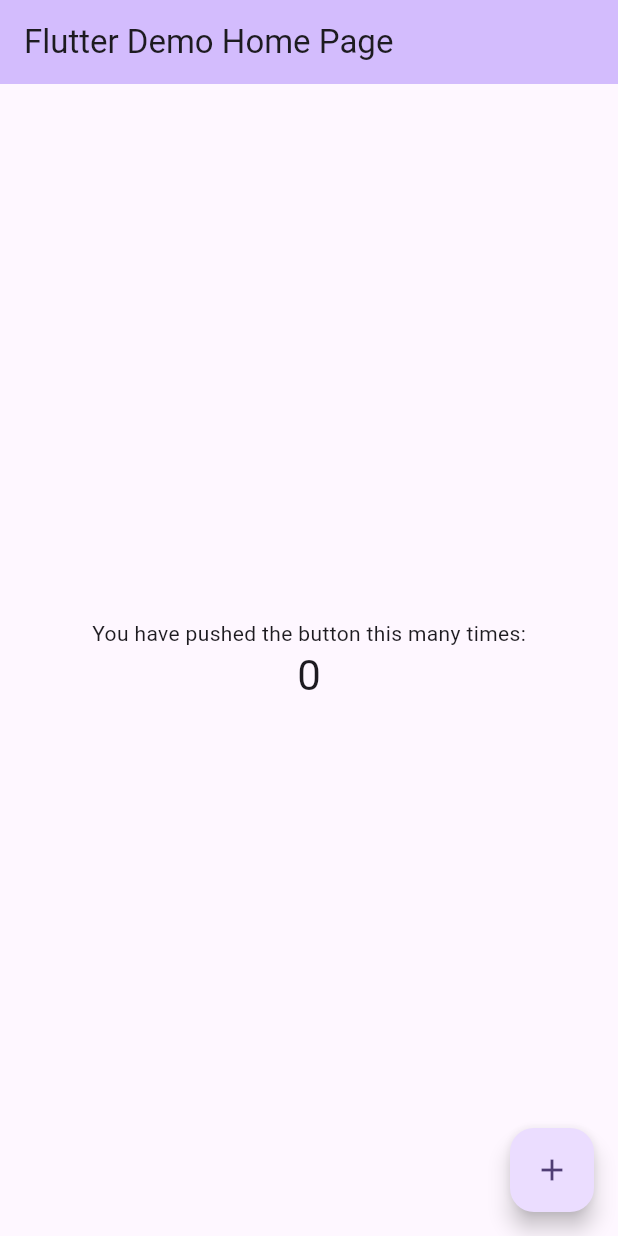
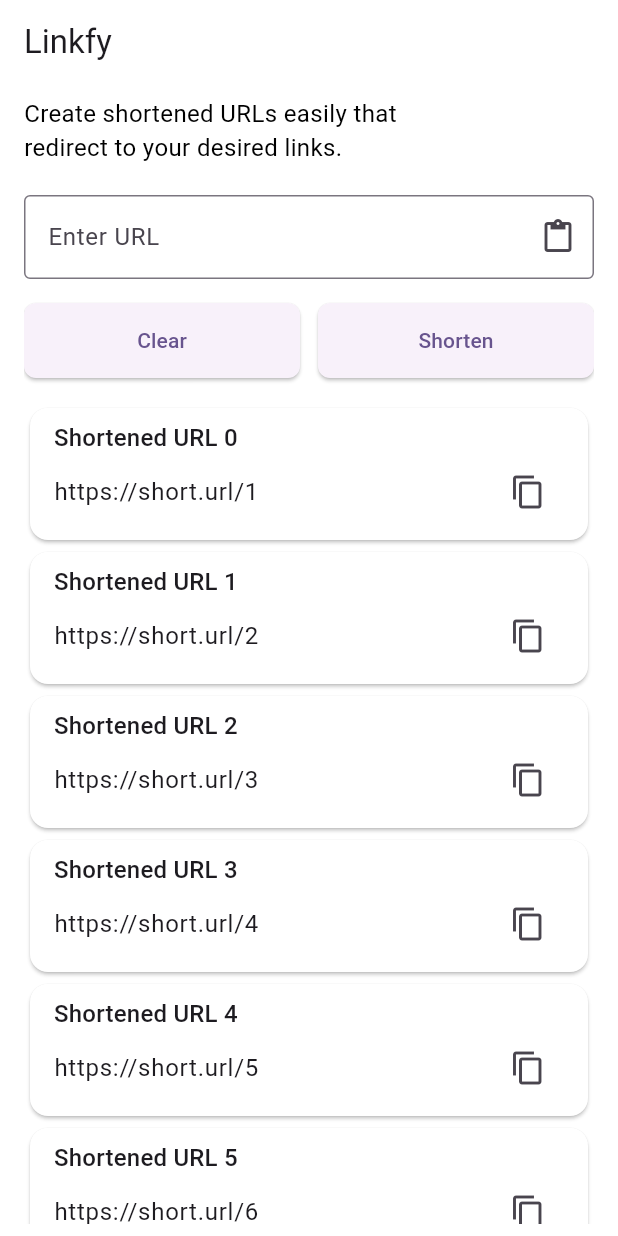
Before and after one commit to bruunofernandz/nubank-shorten-links-test, a Flutter app: the screen it shows after launch, on a phone screen of 412 x 824 dp. Run offline on Flutter 3.47's test engine with Material 3 defaults, Android fonts, the phone set to English and light mode, and no system bars; our stand-ins replace dio, get, shared_preferences.

Commit message:
feat: initiated layers builds data domain and presentation

```diff
--- a/analysis_options.yaml
+++ b/analysis_options.yaml
@@ -22,7 +22,7 @@ linter:
   # producing the lint.
   rules:
     # avoid_print: false  # Uncomment to disable the `avoid_print` rule
-    # prefer_single_quotes: true  # Uncomment to enable the `prefer_single_quotes` rule
-
+    prefer_single_quotes: true # Uncomment to enable the `prefer_single_quotes` rule
+    trailing_commas: preserve
 # Additional information about this file can be found at
 # https://dart.dev/guides/language/analysis-options
--- /dev/null
+++ b/lib/core/enums/key_strings.dart
@@ -0,0 +1,7 @@
+enum KeyStrings {
+  urlShortener('URL Shortener');
+
+  final String value;
+
+  const KeyStrings(this.value);
+}
--- /dev/null
+++ b/lib/core/network/http_client_impl.dart
@@ -0,0 +1,22 @@
+import 'package:dio/dio.dart';
+import 'package:nubank_shorten_links/core/network/http_client_interface.dart';
+
+class DioHttpClient implements IHttpClient {
+  final Dio _dio;
+
+  DioHttpClient(this._dio);
+  @override
+  Future<Response<dynamic>> get(String url) async {
+    final response = await _dio.get(url);
+    return response.data;
+  }
+
+  @override
+  Future<Response<dynamic>> post({
+    required String url,
+    required Map<String, dynamic> body,
+  }) async {
+    final response = await _dio.post(url, data: body);
+    return response;
+  }
+}
--- /dev/null
+++ b/lib/core/network/http_client_interface.dart
@@ -0,0 +1,9 @@
+import 'package:dio/dio.dart';
+
+abstract class IHttpClient {
+  Future<Response<dynamic>> get(String url);
+  Future<Response<dynamic>> post({
+    required String url,
+    required Map<String, dynamic> body,
+  });
+}
--- /dev/null
+++ b/lib/features/url_shortener/data/datasources/local/url_shortener_local_datasource_interface.dart
@@ -0,0 +1,6 @@
+import 'package:nubank_shorten_links/features/url_shortener/data/models/short_url_model.dart';
+
+abstract class UrlShortenerLocalDatasourceInterface {
+  Future<void> setStorage(ShortUrlModel url);
+  Future<List<ShortUrlModel>> getStorage();
+}
--- /dev/null
+++ b/lib/features/url_shortener/data/datasources/remote/url_shortener_remote_datasource_impl.dart
@@ -0,0 +1,22 @@
+import 'package:nubank_shorten_links/core/network/http_client_impl.dart';
+import 'package:nubank_shorten_links/features/url_shortener/data/datasources/remote/url_shortener_remote_datasource_interface.dart';
+import 'package:nubank_shorten_links/features/url_shortener/data/models/short_url_model.dart';
+
+class UrlShortenerRemoteDatasourceImpl
+    implements IUrlShortenerRemoteDatasource {
+  final DioHttpClient httpClient;
+  final String baseUrl = 'https://url-shortener-server.onrender.com/api/alias';
+
+  UrlShortenerRemoteDatasourceImpl({required this.httpClient});
+
+  @override
+  Future<ShortUrlModel> shortenUrl(String url) async {
+    final response = await httpClient.post(body: {'url': url}, url: baseUrl);
+
+    if (response.statusCode == 201) {
+      return ShortUrlModel.fromJson(response.data);
+    }
+
+    throw Exception('Failed to shorten URL: ${response.statusMessage}');
+  }
+}
--- /dev/null
+++ b/lib/features/url_shortener/data/datasources/remote/url_shortener_remote_datasource_interface.dart
@@ -0,0 +1,5 @@
+import 'package:nubank_shorten_links/features/url_shortener/data/models/short_url_model.dart';
+
+abstract class IUrlShortenerRemoteDatasource {
+  Future<ShortUrlModel> shortenUrl(String url);
+}
--- /dev/null
+++ b/lib/features/url_shortener/presentation/url_shortener_page.dart
@@ -0,0 +1,105 @@
+import 'package:flutter/material.dart';
+import 'package:flutter/services.dart';
+import 'package:nubank_shorten_links/features/url_shortener/presentation/widgets/button_widget.dart';
+import 'package:nubank_shorten_links/features/url_shortener/presentation/widgets/url_tile_widget.dart';
+
+class MyHomePage extends StatefulWidget {
+  const MyHomePage({super.key});
+
+  @override
+  State<MyHomePage> createState() => _MyHomePageState();
+}
+
+class _MyHomePageState extends State<MyHomePage> {
+  TextEditingController _urlController = TextEditingController();
+
+  @override
+  Widget build(BuildContext context) {
+    return Scaffold(
+      backgroundColor: Colors.white,
+      appBar: AppBar(backgroundColor: Colors.white, title: Text('Linkfy')),
+      body: Center(
+        child: Container(
+          height: MediaQuery.of(context).size.height,
+          width: MediaQuery.of(context).size.width,
+          padding: const EdgeInsets.symmetric(horizontal: 16.0, vertical: 8.0),
+          child: SingleChildScrollView(
+            child: Column(
+              mainAxisAlignment: MainAxisAlignment.start,
+              crossAxisAlignment: CrossAxisAlignment.start,
+              children: <Widget>[
+                Container(
+                  width: 300,
+                  child: Text(
+                    'Create shortened URLs easily that redirect to your desired links.',
+                    style: TextStyle(fontSize: 16, color: Colors.black),
+                  ),
+                ),
+
+                SizedBox(height: 20),
+
+                TextField(
+                  controller: _urlController,
+                  decoration: InputDecoration(
+                    labelText: 'Enter URL',
+                    border: OutlineInputBorder(),
+                    suffixIcon: IconButton(
+                      icon: Icon(Icons.paste),
+                      onPressed: () async {
+                        final clipboardData = await Clipboard.getData(
+                          'text/plain',
+                        );
+                        if (clipboardData != null &&
+                            clipboardData.text != null) {
+                          _urlController.text = clipboardData.text!;
+                        }
+                      },
+                    ),
+                  ),
+                ),
+
+                Padding(
+                  padding: const EdgeInsets.symmetric(vertical: 16.0),
+                  child: Container(
+                    width: double.infinity,
+                    child: Row(
+                      spacing: 12,
+                      children: [
+                        Expanded(
+                          child: ButtonWidget(
+                            text: 'Clear',
+                            onPressed: () {
+                              _urlController.clear();
+                            },
+                          ),
+                        ),
+                        Expanded(
+                          child: ButtonWidget(
+                            text: 'Shorten',
+                            onPressed: () {},
+                          ),
+                        ),
+                      ],
+                    ),
+                  ),
+                ),
+
+                ListView.builder(
+                  itemBuilder: (context, index) {
+                    return UrlTileWidget(
+                      index: index,
+                      shorttedUrl: 'https://short.url/${index + 1}',
+                    );
+                  },
+                  itemCount: 10,
+                  shrinkWrap: true,
+                  physics: NeverScrollableScrollPhysics(),
+                ),
+              ],
+            ),
+          ),
+        ),
+      ),
+    );
+  }
+}
--- /dev/null
+++ b/lib/features/url_shortener/presentation/widgets/button_widget.dart
@@ -0,0 +1,19 @@
+import 'package:flutter/material.dart';
+
+class ButtonWidget extends StatelessWidget {
+  const ButtonWidget({super.key, required this.onPressed, required this.text});
+  final VoidCallback onPressed;
+  final String text;
+
+  @override
+  Widget build(BuildContext context) {
+    return ElevatedButton(
+      onPressed: onPressed,
+      child: Text(text),
+      style: ElevatedButton.styleFrom(
+        minimumSize: const Size(100, 50),
+        shape: RoundedRectangleBorder(borderRadius: BorderRadius.circular(8.0)),
+      ),
+    );
+  }
+}
--- /dev/null
+++ b/lib/features/url_shortener/presentation/widgets/url_tile_widget.dart
@@ -0,0 +1,51 @@
+import 'package:flutter/material.dart';
+import 'package:flutter/services.dart';
+
+class UrlTileWidget extends StatelessWidget {
+  const UrlTileWidget({
+    super.key,
+    required this.index,
+    required this.shorttedUrl,
+  });
+  final int index;
+  final String shorttedUrl;
+
+  @override
+  Widget build(BuildContext context) {
+    return Card(
+      color: Theme.of(context).colorScheme.onPrimary,
+      shape: RoundedRectangleBorder(borderRadius: BorderRadius.circular(12.0)),
+      child: Padding(
+        padding: const EdgeInsets.symmetric(horizontal: 16.0, vertical: 8.0),
+        child: Column(
+          crossAxisAlignment: CrossAxisAlignment.start,
+          children: [
+            Row(
+              children: [
+                Text(
+                  'Shortened URL $index',
+                  style: Theme.of(context).textTheme.titleMedium,
+                ),
+              ],
+            ),
+            Row(
+              mainAxisAlignment: MainAxisAlignment.spaceBetween,
+              children: [
+                Text(shorttedUrl, style: Theme.of(context).textTheme.bodyLarge),
+                IconButton(
+                  icon: const Icon(Icons.copy),
+                  onPressed: () {
+                    Clipboard.setData(ClipboardData(text: shorttedUrl));
+                    ScaffoldMessenger.of(context).showSnackBar(
+                      const SnackBar(content: Text('URL copied to clipboard')),
+                    );
+                  },
+                ),
+              ],
+            ),
+          ],
+        ),
+      ),
+    );
+  }
+}
--- a/lib/main.dart
+++ b/lib/main.dart
@@ -1,6 +1,9 @@
 import 'package:flutter/material.dart';
+import 'package:nubank_shorten_links/core/di/app_bindings.dart';
+import 'package:nubank_shorten_links/features/url_shortener/presentation/url_shortener_page.dart';
 
 void main() {
+  AppInjector.init();
   runApp(const MyApp());
 }
 
@@ -11,57 +14,12 @@ class MyApp extends StatelessWidget {
   @override
   Widget build(BuildContext context) {
     return MaterialApp(
-      title: 'Flutter Demo',
+      debugShowCheckedModeBanner: false,
+      title: 'Shorten URL App',
       theme: ThemeData(
         colorScheme: ColorScheme.fromSeed(seedColor: Colors.deepPurple),
       ),
-      home: const MyHomePage(title: 'Flutter Demo Home Page'),
+      home: const MyHomePage(),
     );
   }
 }
-
-class MyHomePage extends StatefulWidget {
-  const MyHomePage({super.key, required this.title});
-
-  final String title;
-
-  @override
-  State<MyHomePage> createState() => _MyHomePageState();
-}
-
-class _MyHomePageState extends State<MyHomePage> {
-  int _counter = 0;
-
-  void _incrementCounter() {
-    setState(() {
-      _counter++;
-    });
-  }
-
-  @override
-  Widget build(BuildContext context) {
-    return Scaffold(
-      appBar: AppBar(
-        backgroundColor: Theme.of(context).colorScheme.inversePrimary,
-        title: Text(widget.title),
-      ),
-      body: Center(
-        child: Column(
-          mainAxisAlignment: MainAxisAlignment.center,
-          children: <Widget>[
-            const Text('You have pushed the button this many times:'),
-            Text(
-              '$_counter',
-              style: Theme.of(context).textTheme.headlineMedium,
-            ),
-          ],
-        ),
-      ),
-      floatingActionButton: FloatingActionButton(
-        onPressed: _incrementCounter,
-        tooltip: 'Increment',
-        child: const Icon(Icons.add),
-      ), // This trailing comma makes auto-formatting nicer for build methods.
-    );
-  }
-}
```
Also changed, not shown: lib/core/di/app_bindings.dart (added, +28 -0 lines), lib/core/di/di_impl.dart (added, +23 -0 lines), lib/core/di/di_interface.dart (added, +9 -0 lines), lib/features/url_shortener/data/datasources/local/url_shortener_local_datasource_impl.dart (added, +31 -0 lines), lib/features/url_shortener/data/models/short_url_model.dart (added, +17 -0 lines), lib/features/url_shortener/domain/entities/short_url_entity.dart (added, +11 -0 lines), pubspec.yaml (+4 -24 lines), pubspec.lock.
